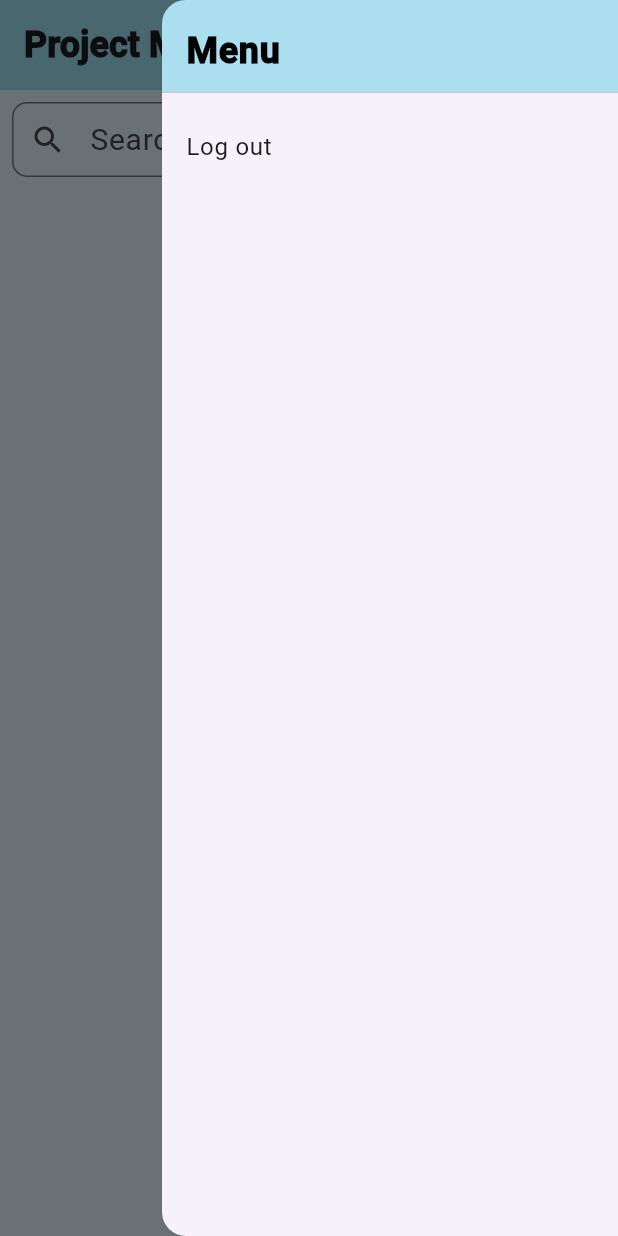
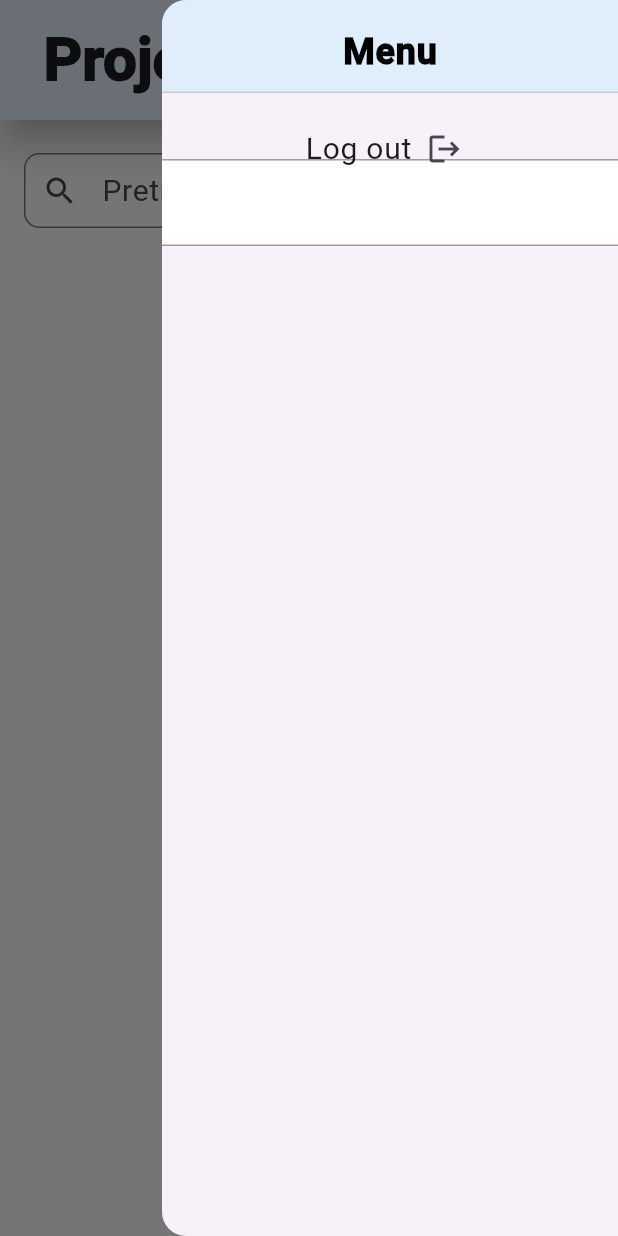
Before and after one commit to Slatinac22/Prolehrsysteme-Project-Manager, a Flutter app: the screen it shows once a user with an empty profile is signed in, in the side drawer, after a tap on the "menu" icon, on a phone screen of 412 x 824 dp. Run offline on Flutter 3.47's test engine with Material 3 defaults, Android fonts, the phone set to English and light mode, and no system bars; our stand-ins replace cloud_firestore, firebase_auth, firebase_core, flutter_spinkit; accounts and stored records are empty.

Commit message:
Homepage and Admin panel visual changes

```diff
--- a/project_manager/lib/screens/authenticate/sign_in.dart
+++ b/project_manager/lib/screens/authenticate/sign_in.dart
@@ -27,7 +27,7 @@ class _SignInState extends State<SignIn> {
   String error = '';
 
   // Timer for debouncing
-  Timer? _debounce;
+
 
   @override
   Widget build(BuildContext context) {
@@ -172,31 +172,25 @@ class _SignInState extends State<SignIn> {
               TextFormField(
 
                 decoration: InputDecoration(
-
                   hintText: 'E-Mail',
                   hintStyle: TextStyle(color: Colors.black),
-                  prefixIcon: Icon(Icons.email,color:Colors.black),
+                  prefixIcon: Icon(Icons.email, color:Colors.black),
                   filled: true,
-                  fillColor: Color.fromARGB(120, 255, 255, 255),
-
+                  fillColor: Color.fromARGB(170, 255, 255, 255),
                   border: OutlineInputBorder(
                     borderRadius: BorderRadius.circular(10.0),
                     borderSide: BorderSide(
                       color: Colors.white, // Border color when focused
                     ),
                   ),
-
-
                 ),
                 validator: (val) => val!.isEmpty ? 'Unesi E-Mail' : null,
                 onChanged: (val) {
-                  if (_debounce?.isActive ?? false) _debounce?.cancel();
-                  _debounce = Timer(Duration(milliseconds: 500), () {
                   setState(() {
-                      email = val;
-                    });
+                    email = val; // Update email variable here
                   });
                 },
+
               ),
               SizedBox(height: 20.0),
               Text(
@@ -224,10 +218,10 @@ class _SignInState extends State<SignIn> {
               TextFormField(
   decoration: InputDecoration(
     hintText: 'Lozinka',
-                hintStyle: TextStyle(color: Colors.black), // Centered placeholder text
-                prefixIcon: Icon(Icons.lock, color: Colors.black), // Centered icon
+    hintStyle: TextStyle(color: Colors.black),
+    prefixIcon: Icon(Icons.lock, color: Colors.black),
     filled: true,
-                fillColor: Color.fromARGB(120, 255, 255, 255),
+    fillColor: Color.fromARGB(170, 255, 255, 255),
     border: OutlineInputBorder(
       borderRadius: BorderRadius.circular(10.0),
       borderSide: BorderSide(
@@ -236,18 +230,17 @@ class _SignInState extends State<SignIn> {
       ),
     ),
   ),
-              style: TextStyle(color: Colors.black,), // Text color
+  style: TextStyle(color: Colors.black),
   validator: (val) =>
       val!.length < 6 ? 'Unesi lozinku koja ima 6+ karaktera' : null,
   obscureText: true,
   onChanged: (val) {
-                if (_debounce?.isActive ?? false) _debounce?.cancel();
-                _debounce = Timer(Duration(milliseconds: 500), () {
     setState(() {
-                    password = val;
-                    });
+      password = val; // Update password variable here
     });
   },
+
+
               ),
               SizedBox(height: 30.0),
               ElevatedButton(
@@ -305,7 +298,7 @@ class _SignInState extends State<SignIn> {
 
   @override
   void dispose() {
-    _debounce?.cancel();
+
     super.dispose();
   }
 }
--- a/project_manager/lib/screens/home/home.dart
+++ b/project_manager/lib/screens/home/home.dart
@@ -56,66 +56,92 @@ class _HomeState extends State<Home> {
 
     return Scaffold(
       key: _scaffoldKey,
-      backgroundColor: AppColors.secondaryColor,
-      appBar: AppBar(
-        toolbarHeight: isDesktop ? 100 : 60,
-        title: Text(
+      backgroundColor: Colors.white,
+      body: Column(
+        children: [
+          Material(
+            elevation: 10, // Add elevation here
+            child: AppBar(
+              toolbarHeight: isDesktop ? 100 : 80,
+              title: Center(
+                child: Text(
                   'Project Manager',
-          style: TextStyle(fontSize: isDesktop ? 50 : 24,
+                  style: TextStyle(
+                    fontSize: isDesktop ? 50 : 40,
                     fontWeight: FontWeight.w900,
                   ),
                 ),
-        backgroundColor: AppColors.primaryColor,
+              ),
+              backgroundColor: AppColors.secondaryColor,
               actions: isDesktop ? _buildDesktopActions() : [
                 IconButton(
-            icon: Icon(Icons.menu),
+                  icon: Icon(Icons.menu,size:40),
                   onPressed: () {
                     _scaffoldKey.currentState!.openEndDrawer();
                   },
                 ),
               ],
             ),
-      endDrawer: !isDesktop ? _buildDrawer() : null,
-      body: Column(
-        children: [
+          ),
           Padding(
-            padding: EdgeInsets.all(isDesktop ? 16 : 8),
+          padding: EdgeInsets.symmetric(vertical: 12.0, horizontal: 16.0), // Add space only above the search bar
+          child: Container(
+            margin: EdgeInsets.symmetric(vertical: 10.0), // Adjust vertical margin as needed
             child: TextField(
               controller: _searchController,
               decoration: InputDecoration(
-                hintText: 'Search projects...',
+                hintText: 'Pretraga projekta...',
                 hintStyle: TextStyle(fontSize: isDesktop ? 30 : 20),
                 prefixIcon: Icon(Icons.search), // Add a search icon
-                border: OutlineInputBorder( // Add border radius and styling
+
+                border: OutlineInputBorder(
                   borderRadius: BorderRadius.circular(10.0),
                   borderSide: BorderSide(
-                    color: Colors.grey, // Adjust border color if needed
+                    color: Colors.grey,
                     width: 1.0,
                   ),
                 ),
-                contentPadding: EdgeInsets.symmetric(vertical: 10.0, horizontal: 16.0), // Adjust padding
+                contentPadding: EdgeInsets.symmetric(vertical: 10.0, horizontal: 16.0),
               ),
               style: TextStyle(fontSize: isDesktop ? 30 : 20),
               onChanged: _searchProjects,
             ),
+          ),
+        ),
 
-          ),
 Expanded(
   child: ListView.builder(
     itemCount: _filteredProjects.length,
     itemBuilder: (context, index) {
       Project project = _filteredProjects[index];
-                return ListTile(
+      return Container(
+        margin: EdgeInsets.symmetric(vertical: 4.0, horizontal: 16.0),
+        decoration: BoxDecoration(
+          color: Colors.white,
+          borderRadius: BorderRadius.circular(10.0),
+          boxShadow: [
+            BoxShadow(
+              color: Colors.grey.withOpacity(0.5),
+              spreadRadius: 2,
+              blurRadius: 5,
+              offset: Offset(0, 3), // changes position of shadow
+            ),
+          ],
+        ),
+        child: ListTile(
           title: Text(
             project.naziv,
             style: TextStyle(
-                      fontSize: isDesktop ? 32 : 18,
+              fontSize: isDesktop ? 32 : 30,
+              fontWeight: FontWeight.bold,
+              fontFamily: 'Roboto',
             ),
           ),
           subtitle: Text(
             project.adresa,
             style: TextStyle(
-                      fontSize: isDesktop ? 28 : 18,
+              fontSize: isDesktop ? 28 : 22,
+               fontFamily: 'Oswald',
             ),
           ),
           onTap: () {
@@ -124,12 +150,15 @@ class _HomeState extends State<Home> {
               MaterialPageRoute(builder: (context) => ProjectDetailPage(project: project)),
             );
           },
+        ),
       );
     },
   ),
 ),
+
         ],
       ),
+      endDrawer: !isDesktop ? _buildDrawer() : null,
     );
   }
 
@@ -230,14 +259,16 @@ class _HomeState extends State<Home> {
             height: 70,
             child: DrawerHeader(
               decoration: BoxDecoration(
-                color: AppColors.primaryColor,
+                color: AppColors.secondaryColor,
               ),
+              child: Center(
                 child: Text(
                   'Menu',
                   style: TextStyle(
                     color: Colors.black,
                     fontSize: 24,
                     fontWeight: FontWeight.w900,
+                  ),
                 ),
               ),
             ),
@@ -258,7 +289,20 @@ class _HomeState extends State<Home> {
                       String? userRole = roleSnapshot.data;
                       if (userRole == 'admin' || userRole == 'moderator') {
                         return ListTile(
-                          title: Text('Administrator'),
+                          tileColor: Colors.white, // Set the background color of the ListTile
+                          title: Center(
+                            child: Row(
+                              mainAxisAlignment: MainAxisAlignment.center, // Align the content to the center
+                              children: [
+                                Text(
+                                  'Administrator',
+                                  style: TextStyle(fontSize: 20), // Adjust the font size of the text
+                                ),
+                                SizedBox(width: 10), // Add spacing between text and icon
+                                Icon(Icons.admin_panel_settings), // Add an icon after the text
+                              ],
+                            ),
+                          ),
                           onTap: () async {
                             Navigator.pop(context);
                             await Navigator.push(
@@ -268,6 +312,8 @@ class _HomeState extends State<Home> {
                             _fetchProjects();
                           },
                         );
+
+
                       }
                     }
                     // Return an empty container if the user is not an administrator
@@ -280,7 +326,19 @@ class _HomeState extends State<Home> {
             },
           ),
           ListTile(
-            title: Text('Log out'),
+            tileColor: Colors.white, // Set the background color of the ListTile
+            shape: Border(bottom: BorderSide(color: Colors.grey),top:BorderSide(color: Colors.grey)), // Add a bottom border
+            title: Row(
+              mainAxisAlignment: MainAxisAlignment.center,
+              children: [
+                Text(
+                  'Log out',
+                  style: TextStyle(fontSize: 20), // Adjust the font size of the text
+                ),
+                SizedBox(width: 10), // Add spacing between text and icon
+                Icon(Icons.logout), // Add an icon after the text
+              ],
+            ),
             onTap: () async {
               Navigator.pop(context);
               await _auth.signOut();
```
Also changed, not shown: project_manager/lib/screens/admin_panel.dart (+77 -49 lines). Lines whose indentation alone changed are shown as unchanged.
